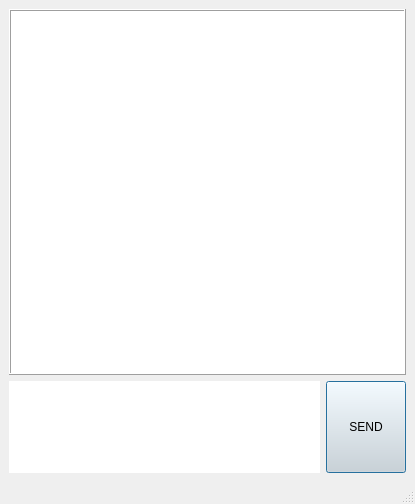
First picture: the form in mainwindow.ui, repository KatarzynaDudziak/tcp-chat, before the edit.
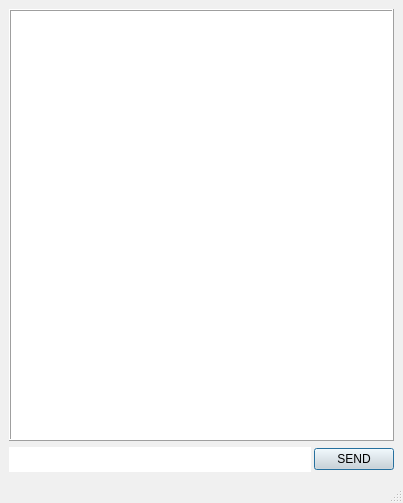
Second picture: the form after the edit.

Commit message: Fixed bug with closing QInputDialog

The edit to the form file:
```diff
--- a/mainwindow.ui
+++ b/mainwindow.ui
@@ -6,10 +6,425 @@
    <rect>
     <x>0</x>
     <y>0</y>
-    <width>415</width>
-    <height>504</height>
+    <width>403</width>
+    <height>503</height>
    </rect>
   </property>
+  <property name="palette">
+   <palette>
+    <active>
+     <colorrole role="WindowText">
+      <brush brushstyle="SolidPattern">
+       <color alpha="255">
+        <red>0</red>
+        <green>0</green>
+        <blue>0</blue>
+       </color>
+      </brush>
+     </colorrole>
+     <colorrole role="Button">
+      <brush brushstyle="SolidPattern">
+       <color alpha="255">
+        <red>240</red>
+        <green>240</green>
+        <blue>240</blue>
+       </color>
+      </brush>
+     </colorrole>
+     <colorrole role="Light">
+      <brush brushstyle="SolidPattern">
+       <color alpha="255">
+        <red>255</red>
+        <green>255</green>
+        <blue>255</blue>
+       </color>
+      </brush>
+     </colorrole>
+     <colorrole role="Midlight">
+      <brush brushstyle="SolidPattern">
+       <color alpha="255">
+        <red>247</red>
+        <green>247</green>
+        <blue>247</blue>
+       </color>
+      </brush>
+     </colorrole>
+     <colorrole role="Dark">
+      <brush brushstyle="SolidPattern">
+       <color alpha="255">
+        <red>120</red>
+        <green>120</green>
+        <blue>120</blue>
+       </color>
+      </brush>
+     </colorrole>
+     <colorrole role="Mid">
+      <brush brushstyle="SolidPattern">
+       <color alpha="255">
+        <red>160</red>
+        <green>160</green>
+        <blue>160</blue>
+       </color>
+      </brush>
+     </colorrole>
+     <colorrole role="Text">
+      <brush brushstyle="SolidPattern">
+       <color alpha="255">
+        <red>0</red>
+        <green>0</green>
+        <blue>0</blue>
+       </color>
+      </brush>
+     </colorrole>
+     <colorrole role="BrightText">
+      <brush brushstyle="SolidPattern">
+       <color alpha="255">
+        <red>255</red>
+        <green>255</green>
+        <blue>255</blue>
+       </color>
+      </brush>
+     </colorrole>
+     <colorrole role="ButtonText">
+      <brush brushstyle="SolidPattern">
+       <color alpha="255">
+        <red>0</red>
+        <green>0</green>
+        <blue>0</blue>
+       </color>
+      </brush>
+     </colorrole>
+     <colorrole role="Base">
+      <brush brushstyle="SolidPattern">
+       <color alpha="255">
+        <red>255</red>
+        <green>255</green>
+        <blue>255</blue>
+       </color>
+      </brush>
+     </colorrole>
+     <colorrole role="Window">
+      <brush brushstyle="SolidPattern">
+       <color alpha="255">
+        <red>240</red>
+        <green>240</green>
+        <blue>240</blue>
+       </color>
+      </brush>
+     </colorrole>
+     <colorrole role="Shadow">
+      <brush brushstyle="SolidPattern">
+       <color alpha="255">
+        <red>0</red>
+        <green>0</green>
+        <blue>0</blue>
+       </color>
+      </brush>
+     </colorrole>
+     <colorrole role="AlternateBase">
+      <brush brushstyle="SolidPattern">
+       <color alpha="255">
+        <red>247</red>
+        <green>247</green>
+        <blue>247</blue>
+       </color>
+      </brush>
+     </colorrole>
+     <colorrole role="ToolTipBase">
+      <brush brushstyle="SolidPattern">
+       <color alpha="255">
+        <red>255</red>
+        <green>255</green>
+        <blue>220</blue>
+       </color>
+      </brush>
+     </colorrole>
+     <colorrole role="ToolTipText">
+      <brush brushstyle="SolidPattern">
+       <color alpha="255">
+        <red>0</red>
+        <green>0</green>
+        <blue>0</blue>
+       </color>
+      </brush>
+     </colorrole>
+    </active>
+    <inactive>
+     <colorrole role="WindowText">
+      <brush brushstyle="SolidPattern">
+       <color alpha="255">
+        <red>0</red>
+        <green>0</green>
+        <blue>0</blue>
+       </color>
+      </brush>
+     </colorrole>
+     <colorrole role="Button">
+      <brush brushstyle="SolidPattern">
+       <color alpha="255">
+        <red>240</red>
+        <green>240</green>
+        <blue>240</blue>
+       </color>
+      </brush>
+     </colorrole>
+     <colorrole role="Light">
+      <brush brushstyle="SolidPattern">
+       <color alpha="255">
+        <red>255</red>
+        <green>255</green>
+        <blue>255</blue>
+       </color>
+      </brush>
+     </colorrole>
+     <colorrole role="Midlight">
+      <brush brushstyle="SolidPattern">
+       <color alpha="255">
+        <red>227</red>
+        <green>227</green>
+        <blue>227</blue>
+       </color>
+      </brush>
+     </colorrole>
+     <colorrole role="Dark">
+      <brush brushstyle="SolidPattern">
+       <color alpha="255">
+        <red>160</red>
+        <green>160</green>
+        <blue>160</blue>
+       </color>
+      </brush>
+     </colorrole>
+     <colorrole role="Mid">
+      <brush brushstyle="SolidPattern">
+       <color alpha="255">
+        <red>160</red>
+        <green>160</green>
+        <blue>160</blue>
+       </color>
+      </brush>
+     </colorrole>
+     <colorrole role="Text">
+      <brush brushstyle="SolidPattern">
+       <color alpha="255">
+        <red>0</red>
+        <green>0</green>
+        <blue>0</blue>
+       </color>
+      </brush>
+     </colorrole>
+     <colorrole role="BrightText">
+      <brush brushstyle="SolidPattern">
+       <color alpha="255">
+        <red>255</red>
+        <green>255</green>
+        <blue>255</blue>
+       </color>
+      </brush>
+     </colorrole>
+     <colorrole role="ButtonText">
+      <brush brushstyle="SolidPattern">
+       <color alpha="255">
+        <red>0</red>
+        <green>0</green>
+        <blue>0</blue>
+       </color>
+      </brush>
+     </colorrole>
+     <colorrole role="Base">
+      <brush brushstyle="SolidPattern">
+       <color alpha="255">
+        <red>255</red>
+        <green>255</green>
+        <blue>255</blue>
+       </color>
+      </brush>
+     </colorrole>
+     <colorrole role="Window">
+      <brush brushstyle="SolidPattern">
+       <color alpha="255">
+        <red>240</red>
+        <green>240</green>
+        <blue>240</blue>
+       </color>
+      </brush>
+     </colorrole>
+     <colorrole role="Shadow">
+      <brush brushstyle="SolidPattern">
+       <color alpha="255">
+        <red>105</red>
+        <green>105</green>
+        <blue>105</blue>
+       </color>
+      </brush>
+     </colorrole>
+     <colorrole role="AlternateBase">
+      <brush brushstyle="SolidPattern">
+       <color alpha="255">
+        <red>245</red>
+        <green>245</green>
+        <blue>245</blue>
+       </color>
+      </brush>
+     </colorrole>
+     <colorrole role="ToolTipBase">
+      <brush brushstyle="SolidPattern">
+       <color alpha="255">
+        <red>255</red>
+        <green>255</green>
+        <blue>220</blue>
+       </color>
+      </brush>
+     </colorrole>
+     <colorrole role="ToolTipText">
+      <brush brushstyle="SolidPattern">
+       <color alpha="255">
+        <red>0</red>
+        <green>0</green>
+        <blue>0</blue>
+       </color>
+      </brush>
+     </colorrole>
+    </inactive>
+    <disabled>
+     <colorrole role="WindowText">
+      <brush brushstyle="SolidPattern">
+       <color alpha="255">
+        <red>120</red>
+        <green>120</green>
+        <blue>120</blue>
+       </color>
+      </brush>
+     </colorrole>
+     <colorrole role="Button">
+      <brush brushstyle="SolidPattern">
+       <color alpha="255">
+        <red>240</red>
+        <green>240</green>
+        <blue>240</blue>
+       </color>
+      </brush>
+     </colorrole>
+     <colorrole role="Light">
+      <brush brushstyle="SolidPattern">
+       <color alpha="255">
+        <red>255</red>
+        <green>255</green>
+        <blue>255</blue>
+       </color>
+      </brush>
+     </colorrole>
+     <colorrole role="Midlight">
+      <brush brushstyle="SolidPattern">
+       <color alpha="255">
+        <red>247</red>
+        <green>247</green>
+        <blue>247</blue>
+       </color>
+      </brush>
+     </colorrole>
+     <colorrole role="Dark">
+      <brush brushstyle="SolidPattern">
+       <color alpha="255">
+        <red>120</red>
+        <green>120</green>
+        <blue>120</blue>
+       </color>
+      </brush>
+     </colorrole>
+     <colorrole role="Mid">
+      <brush brushstyle="SolidPattern">
+       <color alpha="255">
+        <red>160</red>
+        <green>160</green>
+        <blue>160</blue>
+       </color>
+      </brush>
+     </colorrole>
+     <colorrole role="Text">
+      <brush brushstyle="SolidPattern">
+       <color alpha="255">
+        <red>120</red>
+        <green>120</green>
+        <blue>120</blue>
+       </color>
+      </brush>
+     </colorrole>
+     <colorrole role="BrightText">
+      <brush brushstyle="SolidPattern">
+       <color alpha="255">
+        <red>255</red>
+        <green>255</green>
+        <blue>255</blue>
+       </color>
+      </brush>
+     </colorrole>
+     <colorrole role="ButtonText">
+      <brush brushstyle="SolidPattern">
+       <color alpha="255">
+        <red>120</red>
+        <green>120</green>
+        <blue>120</blue>
+       </color>
+      </brush>
+     </colorrole>
+     <colorrole role="Base">
+      <brush brushstyle="SolidPattern">
+       <color alpha="255">
+        <red>240</red>
+        <green>240</green>
+        <blue>240</blue>
+       </color>
+      </brush>
+     </colorrole>
+     <colorrole role="Window">
+      <brush brushstyle="SolidPattern">
+       <color alpha="255">
+        <red>240</red>
+        <green>240</green>
+        <blue>240</blue>
+       </color>
+      </brush>
+     </colorrole>
+     <colorrole role="Shadow">
+      <brush brushstyle="SolidPattern">
+       <color alpha="255">
+        <red>0</red>
+        <green>0</green>
+        <blue>0</blue>
+       </color>
+      </brush>
+     </colorrole>
+     <colorrole role="AlternateBase">
+      <brush brushstyle="SolidPattern">
+       <color alpha="255">
+        <red>245</red>
+        <green>245</green>
+        <blue>245</blue>
+       </color>
+      </brush>
+     </colorrole>
+     <colorrole role="ToolTipBase">
+      <brush brushstyle="SolidPattern">
+       <color alpha="255">
+        <red>255</red>
+        <green>255</green>
+        <blue>220</blue>
+       </color>
+      </brush>
+     </colorrole>
+     <colorrole role="ToolTipText">
+      <brush brushstyle="SolidPattern">
+       <color alpha="255">
+        <red>0</red>
+        <green>0</green>
+        <blue>0</blue>
+       </color>
+      </brush>
+     </colorrole>
+    </disabled>
+   </palette>
+  </property>
   <property name="font">
    <font>
     <pointsize>14</pointsize>
@@ -22,6 +437,9 @@
   <property name="windowTitle">
    <string>MainWindow</string>
   </property>
+  <property name="layoutDirection">
+   <enum>Qt::LeftToRight</enum>
+  </property>
   <property name="autoFillBackground">
    <bool>false</bool>
   </property>
@@ -450,18 +868,18 @@
      </disabled>
     </palette>
    </property>
-   <layout class="QVBoxLayout" name="verticalLayout" stretch="4,1">
+   <layout class="QVBoxLayout" name="verticalLayout" stretch="0,0">
     <item>
      <widget class="QTextBrowser" name="textBrowser">
       <property name="sizePolicy">
-       <sizepolicy hsizetype="Expanding" vsizetype="Preferred">
+       <sizepolicy hsizetype="MinimumExpanding" vsizetype="MinimumExpanding">
         <horstretch>0</horstretch>
         <verstretch>0</verstretch>
        </sizepolicy>
       </property>
       <property name="font">
        <font>
-        <family>Times New Roman</family>
+        <family>Baskerville Old Face</family>
         <pointsize>12</pointsize>
        </font>
       </property>
@@ -478,17 +896,20 @@
     </item>
     <item>
      <layout class="QHBoxLayout" name="horizontalLayout">
+      <property name="spacing">
+       <number>3</number>
+      </property>
       <item>
        <widget class="QLineEdit" name="lineEdit">
         <property name="sizePolicy">
-         <sizepolicy hsizetype="Expanding" vsizetype="Preferred">
+         <sizepolicy hsizetype="Expanding" vsizetype="Minimum">
           <horstretch>0</horstretch>
           <verstretch>0</verstretch>
          </sizepolicy>
         </property>
         <property name="font">
          <font>
-          <family>Times New Roman</family>
+          <family>Baskerville Old Face</family>
           <pointsize>12</pointsize>
          </font>
         </property>
@@ -509,11 +930,19 @@
          <bool>true</bool>
         </property>
         <property name="sizePolicy">
-         <sizepolicy hsizetype="Minimum" vsizetype="MinimumExpanding">
+         <sizepolicy hsizetype="Minimum" vsizetype="Fixed">
           <horstretch>0</horstretch>
           <verstretch>0</verstretch>
          </sizepolicy>
         </property>
+        <property name="font">
+         <font>
+          <bold>false</bold>
+          <underline>false</underline>
+          <strikeout>false</strikeout>
+          <kerning>true</kerning>
+         </font>
+        </property>
         <property name="cursor">
          <cursorShape>PointingHandCursor</cursorShape>
         </property>
```
Left out of the diff: 5 changed lines with no effect on the pictures. The commit also changes 1 other file.
